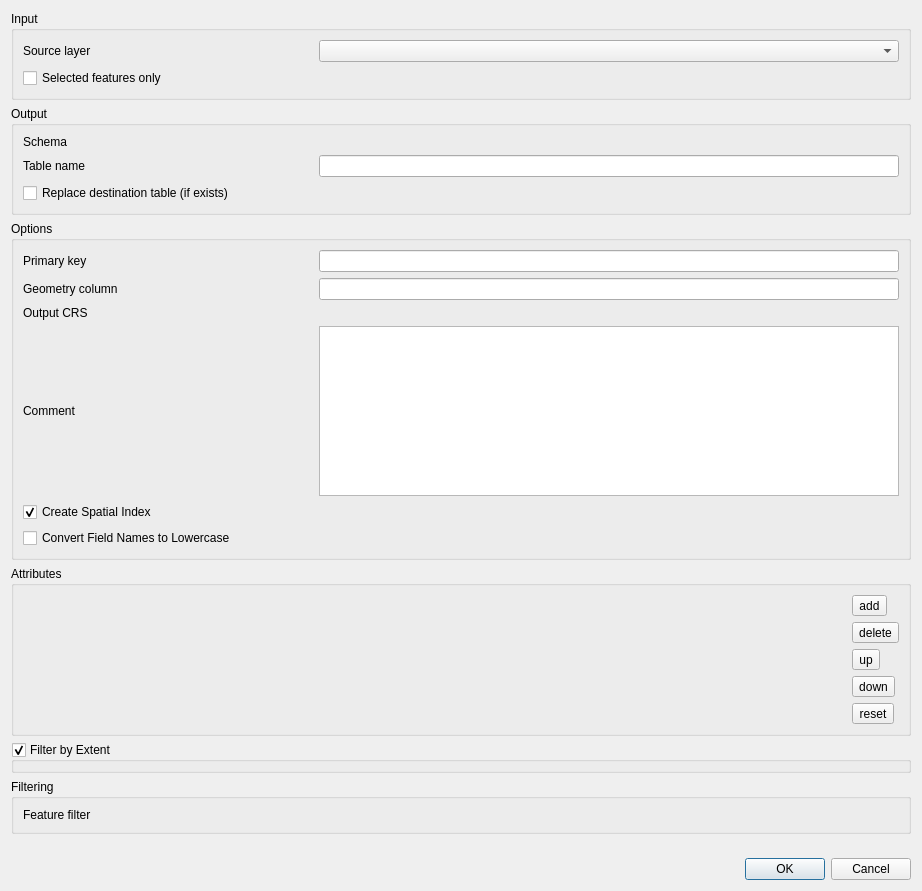
Old version of the form src/ui/qgsdbimportvectorlayerdialog.ui in the repository qgis/QGIS.
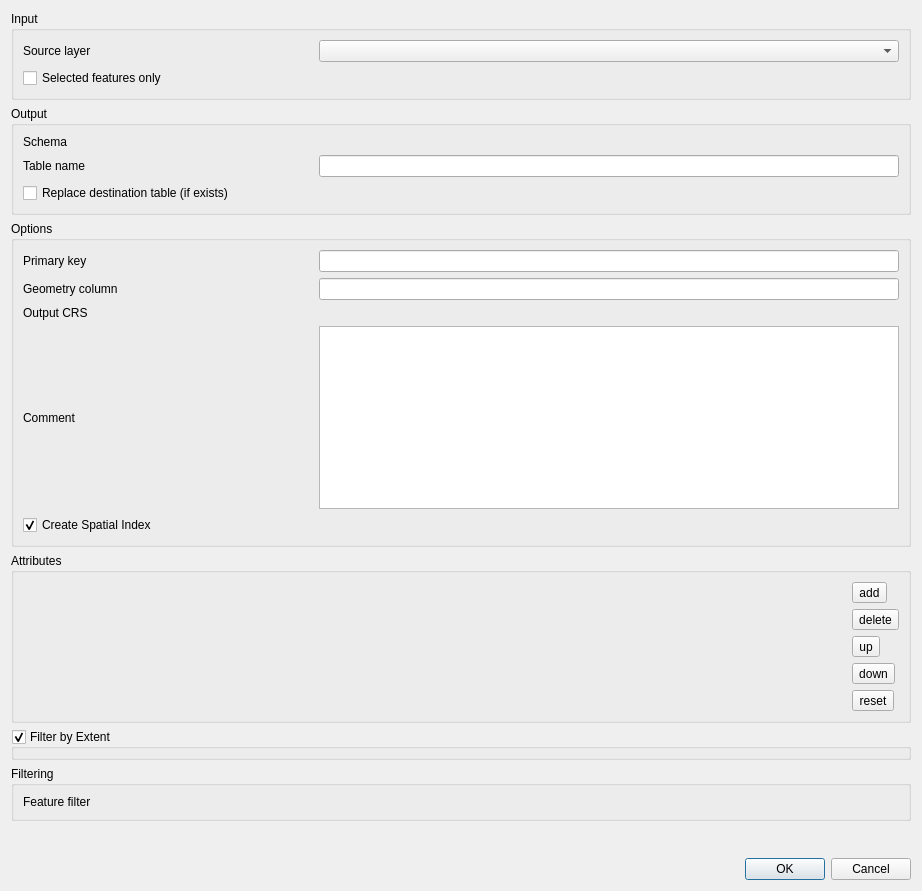
New version of the form. Icons and pictures are not drawn. Custom widgets are drawn as their Qt base class.

Commit message: move convert to lowercase into QgsFieldMappingWidget column menu

Diff of the .ui file:
```diff
--- a/src/ui/qgsdbimportvectorlayerdialog.ui
+++ b/src/ui/qgsdbimportvectorlayerdialog.ui
@@ -155,13 +155,6 @@
         </property>
        </widget>
       </item>
-      <item row="5" column="0">
-       <widget class="QCheckBox" name="mChkLowercaseFieldNames">
-        <property name="text">
-         <string>Convert Field Names to Lowercase</string>
-        </property>
-       </widget>
-      </item>
      </layout>
     </widget>
    </item>
```
The commit also changes 5 other files.
